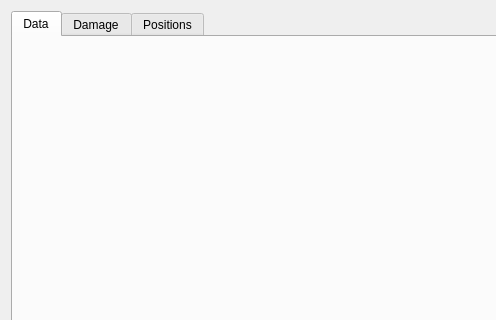
Above: application/forms/SessionView.ui from reframedultimate/ReFramed before the change; both pictures show x 0 to 496 and y 0 to 320 of the 943 by 853 pixel window. Below: the same form after it.
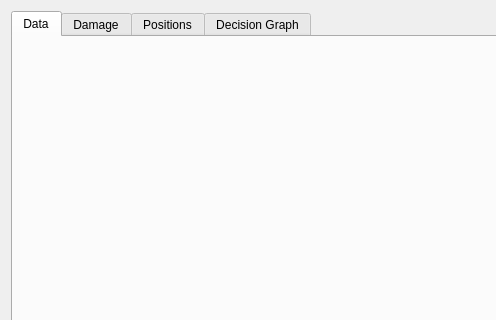
That is the form after the change. The open tabs and pages were chosen to show the change.

Commit message: Adding decision graph to replay view

```diff
--- a/application/forms/SessionView.ui
+++ b/application/forms/SessionView.ui
@@ -34,6 +34,11 @@
        <string>Positions</string>
       </attribute>
      </widget>
+     <widget class="QWidget" name="tab_decision_graph">
+      <attribute name="title">
+       <string>Decision Graph</string>
+      </attribute>
+     </widget>
     </widget>
    </item>
   </layout>
```
Left out of the diff: 2 changed lines with no effect on the pictures. The commit also changes 4 other files.
